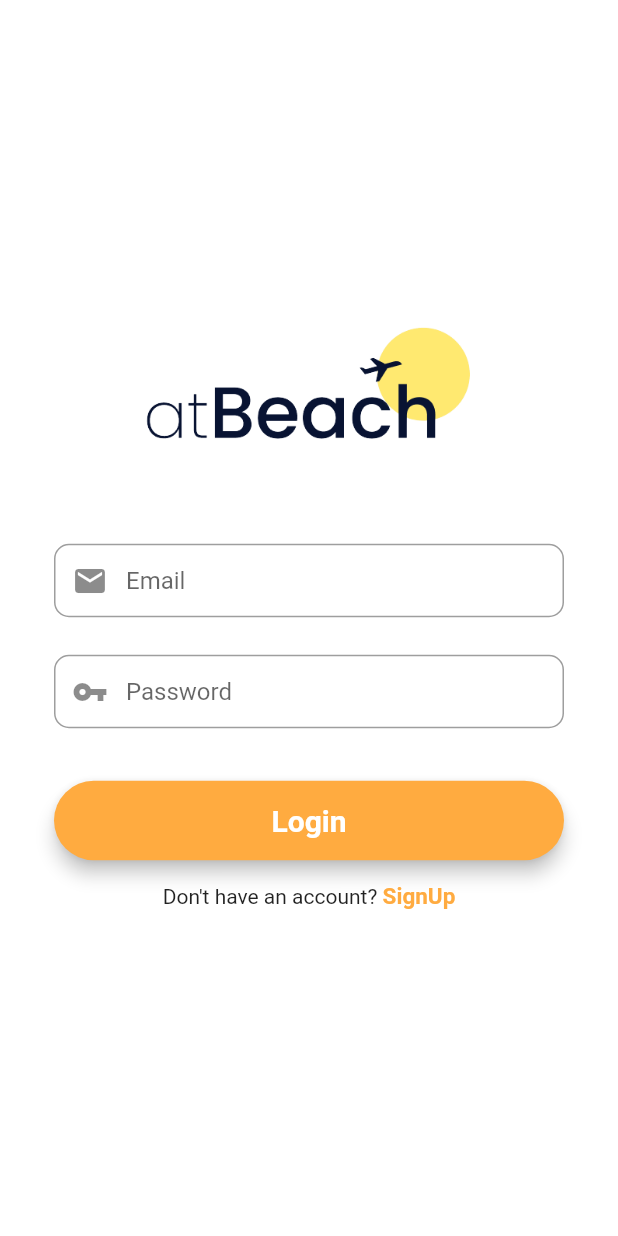
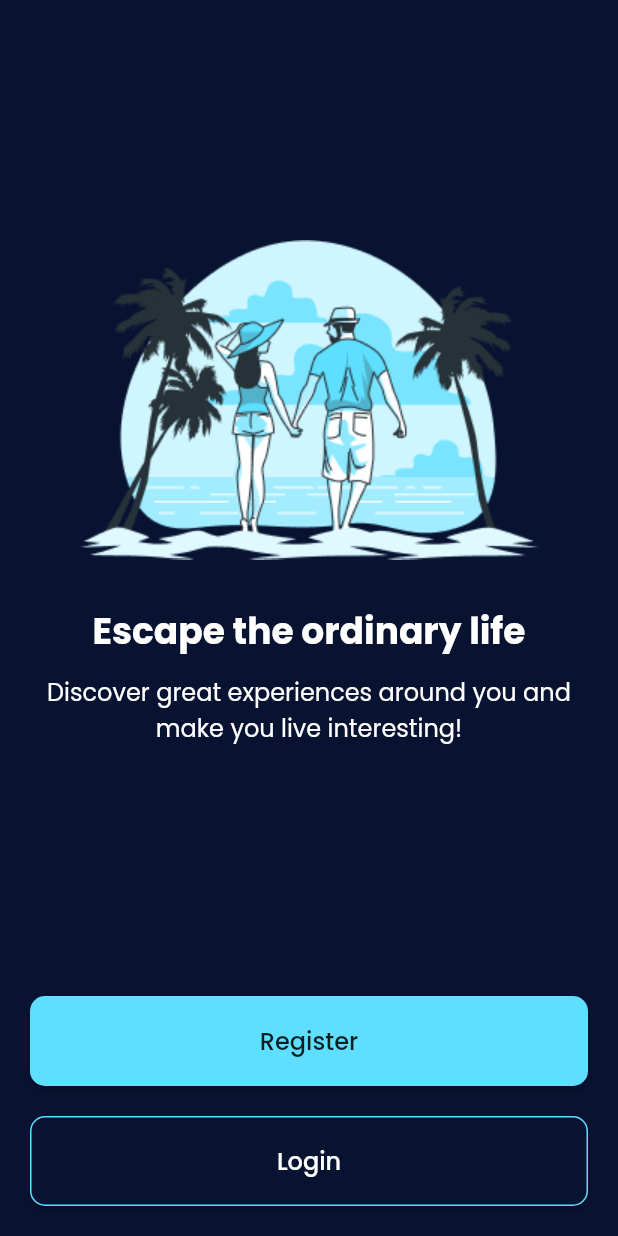
Before and after one commit to raihanromzi/flutter-atbeach, a Flutter app: the screen it shows after launch, on a phone screen of 412 x 824 dp. Run offline on Flutter 3.47's test engine with Material 2 defaults, Android fonts, the phone set to English and light mode, and no system bars; our stand-ins replace animate_do, cloud_firestore, firebase_auth, firebase_core, fluttertoast; accounts and stored records are empty.

Commit message:
add splash screen, login, register
migrate from getX repo

```diff
--- a/atbeach/lib/main.dart
+++ b/atbeach/lib/main.dart
@@ -1,5 +1,6 @@
+import 'package:atbeach/screens/onboarding_view.dart';
+import 'package:atbeach/widget/splash_screen.dart';
 import 'package:flutter/material.dart';
-import 'package:atbeach/screens/login_screen.dart';
 import 'package:firebase_core/firebase_core.dart';
 
 Future<void> main() async {
@@ -17,13 +18,17 @@ Future<void> main() async {
 class MyApp extends StatelessWidget {
   @override
   Widget build(BuildContext context) {
-    return MaterialApp(
-      title: 'Login Screen',
-      theme: ThemeData(
-        primarySwatch: Colors.blueGrey,
-      ),
-      home: LoginScreen(),
-      debugShowCheckedModeBanner: false,
-    );
+    return FutureBuilder(
+        future: Future.delayed(const Duration(seconds: 4)),
+        builder: (context, snapshot) {
+          if (snapshot.connectionState == ConnectionState.waiting) {
+            return const SplashScreen();
+          } else {
+            return MaterialApp(
+              debugShowCheckedModeBanner: false,
+              home: OnBoardingView(),
+            );
+          }
+        });
   }
 }
--- /dev/null
+++ b/atbeach/lib/screens/onboarding_view.dart
@@ -0,0 +1,123 @@
+import 'package:animate_do/animate_do.dart';
+import 'package:flutter/material.dart';
+import '../../../widget/app_color_theme.dart';
+
+class OnBoardingView extends StatefulWidget {
+  const OnBoardingView({Key? key}) : super(key: key);
+
+  @override
+  State<OnBoardingView> createState() => _OnBoardingViewState();
+}
+
+class _OnBoardingViewState extends State<OnBoardingView> {
+  @override
+  Widget build(BuildContext context) {
+    return MaterialApp(
+      debugShowCheckedModeBanner: false,
+      home: Scaffold(
+        backgroundColor: AppColorTheme.primaryDark,
+        body: SafeArea(
+          child: Padding(
+            padding: const EdgeInsets.all(20),
+            child: Column(
+              children: [
+                const SizedBox(height: 140),
+                FadeInUp(
+                    duration: const Duration(milliseconds: 800),
+                    child: Image.asset(
+                        'assets/illustration/onboarding_illustration.png')),
+                const SizedBox(height: 30),
+                FadeInUp(
+                    duration: const Duration(milliseconds: 800),
+                    child: const Text(
+                      'Escape the ordinary life',
+                      style: TextStyle(
+                          fontFamily: 'Poppins',
+                          fontSize: 24,
+                          fontWeight: FontWeight.bold,
+                          color: AppColorTheme.primaryLight),
+                    )),
+                const SizedBox(height: 10),
+                FadeInUp(
+                  duration: const Duration(milliseconds: 800),
+                  child: const Text(
+                    'Discover great experiences around you and make you live interesting!',
+                    textAlign: TextAlign.center,
+                    style: TextStyle(
+                      color: AppColorTheme.primaryLight,
+                      fontFamily: 'Poppins',
+                      fontSize: 16,
+                      fontWeight: FontWeight.w400,
+                    ),
+                  ),
+                ),
+                Expanded(
+                  child: Align(
+                    alignment: FractionalOffset.bottomCenter,
+                    child: FadeInUp(
+                      duration: const Duration(milliseconds: 800),
+                      delay: const Duration(milliseconds: 800),
+                      child: Column(
+                        mainAxisAlignment: MainAxisAlignment.end,
+                        children: [
+                          SizedBox(
+                            width: double.infinity,
+                            child: MaterialButton(
+                                onPressed: () => {},
+                                padding: const EdgeInsets.symmetric(
+                                    horizontal: 30, vertical: 18),
+                                shape: RoundedRectangleBorder(
+                                  borderRadius: BorderRadius.circular(10),
+                                ),
+                                color: AppColorTheme.secondaryDark,
+                                child: Row(
+                                  mainAxisAlignment: MainAxisAlignment.center,
+                                  children: const [
+                                    Text(
+                                      'Register',
+                                      style: TextStyle(
+                                          fontFamily: 'Poppins',
+                                          fontWeight: FontWeight.w500,
+                                          fontSize: 16),
+                                    )
+                                  ],
+                                )),
+                          ),
+                          const SizedBox(height: 20),
+                          SizedBox(
+                            width: double.infinity,
+                            child: MaterialButton(
+                                minWidth: double.infinity,
+                                onPressed: () => {},
+                                padding: const EdgeInsets.symmetric(
+                                    horizontal: 30, vertical: 18),
+                                shape: RoundedRectangleBorder(
+                                    borderRadius: BorderRadius.circular(10),
+                                    side: const BorderSide(
+                                        color: AppColorTheme.secondaryDark)),
+                                color: AppColorTheme.primaryDark,
+                                child: Row(
+                                  mainAxisAlignment: MainAxisAlignment.center,
+                                  children: const [
+                                    Text('Login',
+                                        style: TextStyle(
+                                            fontFamily: 'Poppins',
+                                            fontWeight: FontWeight.w500,
+                                            fontSize: 16,
+                                            color: Colors.white))
+                                  ],
+                                )),
+                          ),
+                        ],
+                      ),
+                    ),
+                  ),
+                ),
+              ],
+            ),
+          ),
+        ),
+      ),
+    );
+  }
+}
--- /dev/null
+++ b/atbeach/lib/widget/app_color_theme.dart
@@ -0,0 +1,13 @@
+import 'package:flutter/material.dart';
+
+class AppColorTheme {
+  AppColorTheme._();
+
+  static const Color primaryLight = Colors.white;
+  static const Color primaryDark = Color(0xFF081332);
+
+  static const Color secondaryLight = Color(0xFF081332);
+  static const Color secondaryDark = Color(0xFF5EDFFF);
+
+  static const Color line = Color(0XFFE8ECF4);
+}
--- /dev/null
+++ b/atbeach/lib/widget/splash_screen.dart
@@ -0,0 +1,25 @@
+import 'package:animate_do/animate_do.dart';
+import 'package:flutter/material.dart';
+
+class SplashScreen extends StatelessWidget {
+  const SplashScreen({Key? key}) : super(key: key);
+
+  @override
+  Widget build(BuildContext context) {
+    return MaterialApp(
+      debugShowCheckedModeBanner: false,
+      home: Scaffold(
+        backgroundColor: const Color(0xFF081332),
+        body: SafeArea(
+          child: Center(
+            child: SizedBox(
+              child: ZoomIn(
+                  duration: const Duration(milliseconds: 400),
+                  child: Image.asset("assets/logo/atBeach.png")),
+            ),
+          ),
+        ),
+      ),
+    );
+  }
+}
```
Also changed, not shown: atbeach/lib/screens/login_view.dart (added, +115 -0 lines), atbeach/lib/screens/register_view.dart (added, +137 -0 lines), atbeach/lib/widget/circular_indicator_tabbar.dart (added, +28 -0 lines), atbeach/pubspec.yaml (+14 -1 lines), atbeach/assets/illustration/onboarding_illustration.png (added), atbeach/assets/logo/atBeach.png (added), atbeach/fonts/Poppins-Bold.ttf (added), atbeach/fonts/Poppins-Light.ttf (added), atbeach/fonts/Poppins-Medium.ttf (added), atbeach/fonts/Poppins-Regular.ttf (added), atbeach/fonts/Poppins-SemiBold.ttf (added), atbeach/fonts/Poppins-Thin.ttf (added), atbeach/pubspec.lock, 10 other files.
